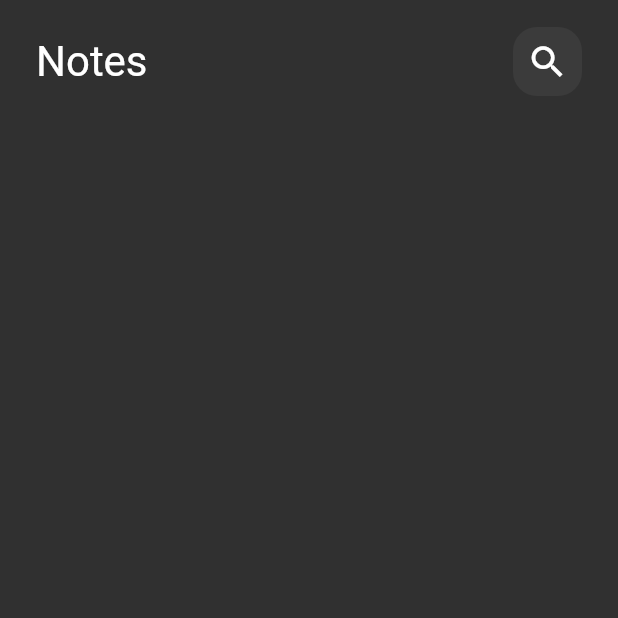
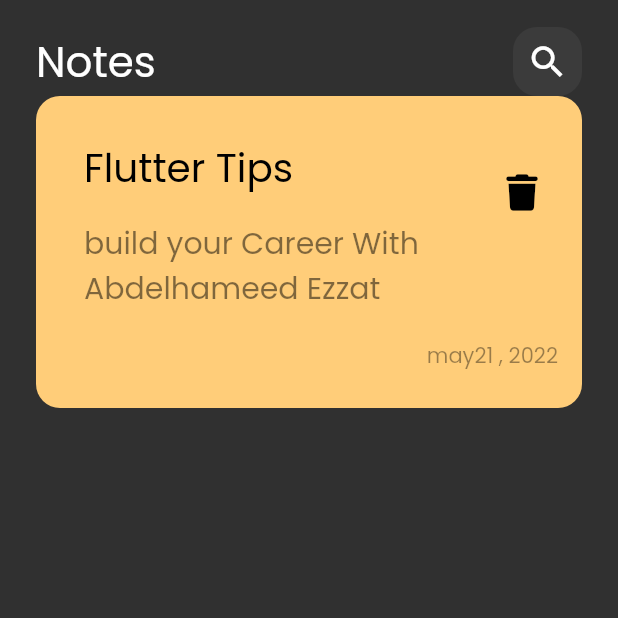
Before and after one commit to abdelhamedEzzat/Notes_app, a Flutter app: the screen it shows after launch, on a phone screen of 412 x 824 dp, the top half of it. Run offline on Flutter 3.47's test engine with Material 2 defaults, Android fonts, the phone set to English and light mode, and no system bars; our stand-ins replace font_awesome_flutter.

Commit message:
add Note Items

```diff
--- a/lib/Views/Wigdets/Custom_appbar.dart
+++ b/lib/Views/Wigdets/Custom_appbar.dart
@@ -1,5 +1,6 @@
 import 'package:flutter/material.dart';
 import 'package:notes_app/Views/Wigdets/custom_search_icon.dart';
+import 'package:notes_app/Views/Wigdets/note_Items.dart';
 
 class CustomAppBar extends StatelessWidget {
   const CustomAppBar({super.key});
@@ -18,9 +19,10 @@ class CustomAppBar extends StatelessWidget {
                   style: TextStyle(fontSize: 28),
                 ),
                 Spacer(),
-                CustomSearchIcon()
+                CustomSearchIcon(),
               ],
-            )
+            ),
+            NoteItem()
           ],
         ),
       ),
--- /dev/null
+++ b/lib/Views/Wigdets/note_Items.dart
@@ -0,0 +1,50 @@
+import 'package:flutter/material.dart';
+import 'package:font_awesome_flutter/font_awesome_flutter.dart';
+
+class NoteItem extends StatelessWidget {
+  const NoteItem({super.key});
+
+  @override
+  Widget build(BuildContext context) {
+    return Container(
+      decoration: BoxDecoration(
+          color: const Color(0xffffcd79),
+          borderRadius: BorderRadius.circular(16)),
+      padding: const EdgeInsets.only(
+        top: 24,
+        bottom: 24,
+        left: 16,
+      ),
+      child: Column(crossAxisAlignment: CrossAxisAlignment.end, children: [
+        ListTile(
+          title: const Padding(
+            padding: EdgeInsets.only(bottom: 16),
+            child: Text(
+              "Flutter Tips",
+              style: TextStyle(color: Colors.black, fontSize: 26),
+            ),
+          ),
+          subtitle: Text(
+            "build your Career With Abdelhameed Ezzat",
+            style:
+                TextStyle(color: Colors.black.withOpacity(0.5), fontSize: 20),
+          ),
+          trailing: IconButton(
+              onPressed: () {},
+              icon: const Icon(
+                FontAwesomeIcons.trash,
+                color: Colors.black,
+              )),
+        ),
+        Padding(
+          padding: const EdgeInsets.only(top: 16, right: 16),
+          child: Text(
+            "may21 , 2022",
+            style:
+                TextStyle(color: Colors.black.withOpacity(0.4), fontSize: 14),
+          ),
+        )
+      ]),
+    );
+  }
+}
--- a/lib/main.dart
+++ b/lib/main.dart
@@ -12,7 +12,7 @@ class AppNote extends StatelessWidget {
   Widget build(BuildContext context) {
     return MaterialApp(
       debugShowCheckedModeBanner: false,
-      theme: ThemeData(brightness: Brightness.dark),
+      theme: ThemeData(brightness: Brightness.dark, fontFamily: 'Poppins'),
       home: const NotesView(),
     );
   }
```
Also changed, not shown: pubspec.yaml (+6 -11 lines), assets/fonts/Poppins-Regular.ttf (added), pubspec.lock.
